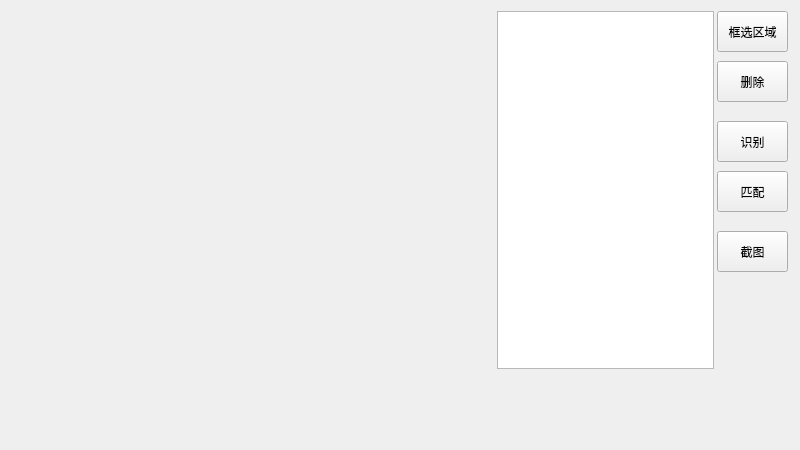
The window that mainwindow.ui (alphonso64/FCTDemo) describes before a commit, drawn with Qt 5.
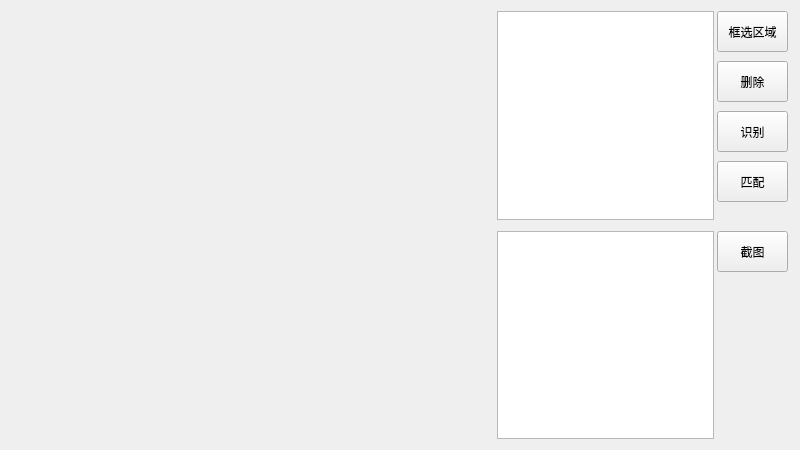
The same window after the commit.

```diff
--- a/mainwindow.ui
+++ b/mainwindow.ui
@@ -34,17 +34,23 @@
        </layout>
       </item>
       <item>
-       <layout class="QVBoxLayout" name="verticalLayout_7" stretch="3">
+       <layout class="QVBoxLayout" name="verticalLayout_7" stretch="1,1">
+        <property name="spacing">
+         <number>1</number>
+        </property>
         <item>
          <layout class="QHBoxLayout" name="horizontalLayout_3" stretch="3,1">
           <property name="spacing">
            <number>3</number>
           </property>
           <property name="bottomMargin">
-           <number>70</number>
+           <number>5</number>
           </property>
           <item>
            <layout class="QVBoxLayout" name="verticalLayout_3">
+            <property name="spacing">
+             <number>0</number>
+            </property>
             <item>
              <widget class="QTableWidget" name="tableWidget"/>
             </item>
@@ -52,6 +58,9 @@
           </item>
           <item>
            <layout class="QVBoxLayout" name="verticalLayout">
+            <property name="spacing">
+             <number>0</number>
+            </property>
             <property name="bottomMargin">
              <number>0</number>
             </property>
@@ -97,7 +106,7 @@
                <property name="geometry">
                 <rect>
                  <x>0</x>
-                 <y>110</y>
+                 <y>100</y>
                  <width>71</width>
                  <height>41</height>
                 </rect>
@@ -115,7 +124,7 @@
                <property name="geometry">
                 <rect>
                  <x>0</x>
-                 <y>160</y>
+                 <y>150</y>
                  <width>71</width>
                  <height>41</height>
                 </rect>
@@ -129,11 +138,42 @@
                 <string>匹配</string>
                </property>
               </widget>
+             </widget>
+            </item>
+           </layout>
+          </item>
+         </layout>
+        </item>
+        <item>
+         <layout class="QHBoxLayout" name="horizontalLayout_4" stretch="3,1">
+          <property name="spacing">
+           <number>3</number>
+          </property>
+          <property name="topMargin">
+           <number>5</number>
+          </property>
+          <item>
+           <layout class="QVBoxLayout" name="verticalLayout_4">
+            <property name="spacing">
+             <number>0</number>
+            </property>
+            <item>
+             <widget class="QTableWidget" name="tableWidget_2"/>
+            </item>
+           </layout>
+          </item>
+          <item>
+           <layout class="QVBoxLayout" name="verticalLayout_2">
+            <property name="spacing">
+             <number>0</number>
+            </property>
+            <item>
+             <widget class="QWidget" name="widget" native="true">
               <widget class="QPushButton" name="captureButton">
                <property name="geometry">
                 <rect>
                  <x>0</x>
-                 <y>220</y>
+                 <y>0</y>
                  <width>71</width>
                  <height>41</height>
                 </rect>
```
